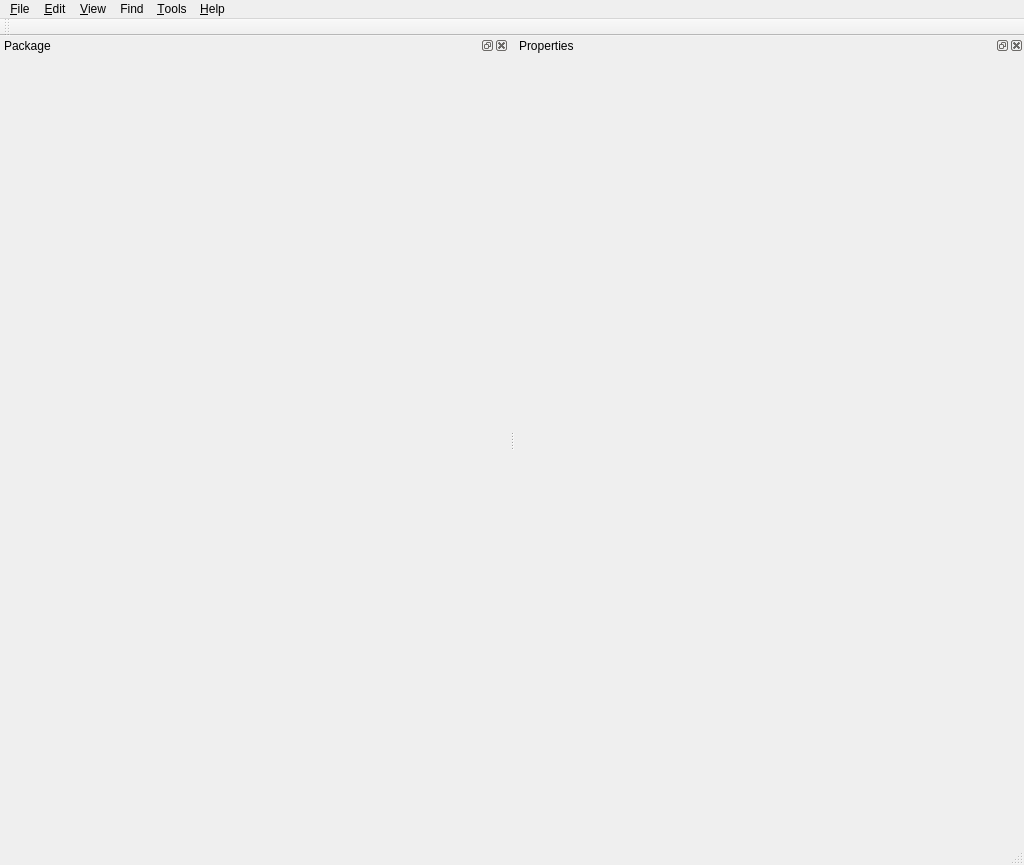
The window that Programs/QuickEd/UI/mainwindow.ui (xaoctech/dava.engine) describes before a commit, drawn with Qt 5.
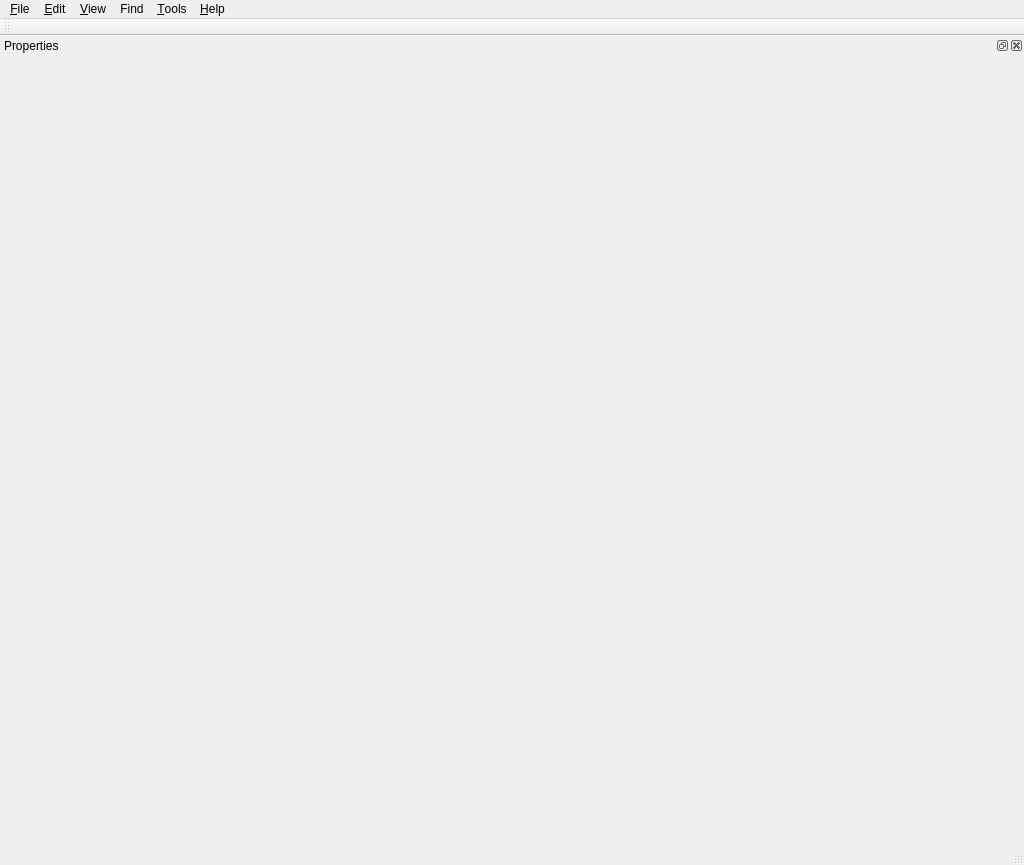
The same window after the commit. Custom widgets are drawn as their Qt base class.

Patch:
```diff
--- a/Programs/QuickEd/UI/mainwindow.ui
+++ b/Programs/QuickEd/UI/mainwindow.ui
@@ -128,17 +128,6 @@
     <number>2</number>
    </attribute>
   </widget>
-  <widget class="PackageWidget" name="packageWidget">
-   <property name="allowedAreas">
-    <set>Qt::LeftDockWidgetArea|Qt::RightDockWidgetArea</set>
-   </property>
-   <property name="windowTitle">
-    <string>Package</string>
-   </property>
-   <attribute name="dockWidgetArea">
-    <number>1</number>
-   </attribute>
-  </widget>
   <widget class="QToolBar" name="toolBarGlobal">
    <property name="windowTitle">
     <string>Project ToolBar</string>
@@ -201,12 +190,6 @@
  </widget>
  <layoutdefault spacing="6" margin="11"/>
  <customwidgets>
-  <customwidget>
-   <class>PackageWidget</class>
-   <extends>QDockWidget</extends>
-   <header>UI/Package/PackageWidget.h</header>
-   <container>1</container>
-  </customwidget>
   <customwidget>
    <class>PropertiesWidget</class>
    <extends>QDockWidget</extends>
```
Left out of the diff: 18 changed lines with no effect on the pictures.
